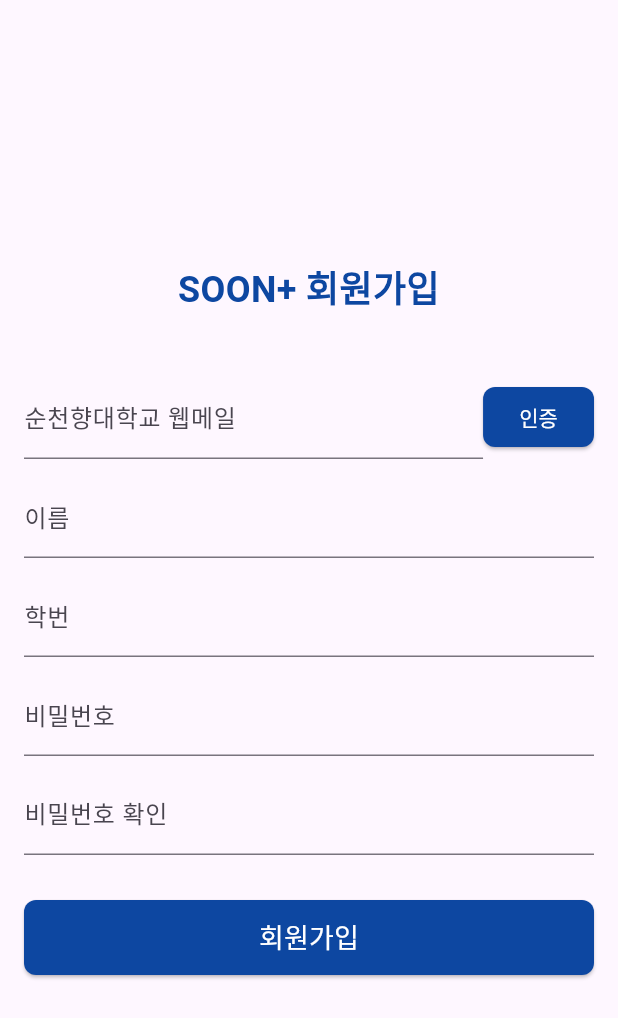
After one commit to Antraxmin/SoonPlus-App, a Flutter app: the SignupPage screen opened by its route, after a tap on "회원가입", on a phone screen of 412 x 824 dp. The commit adds this screen. Shown: the top 1018 px of the screen. Run offline on Flutter 3.47's test engine with Material 3 defaults, Android fonts, the phone set to English and light mode, and no system bars.

Commit message:
feat: 회원가입 페이지 UI 완성

```diff
--- a/lib/main.dart
+++ b/lib/main.dart
@@ -1,5 +1,6 @@
 import 'package:flutter/material.dart';
 import 'package:soonplus_app/screen/login_page.dart';
+import 'package:soonplus_app/screen/signup_page.dart';
 
 void main() {
   runApp(MyApp());
@@ -12,7 +13,7 @@
       initialRoute: '/login',
       routes: {
         '/login': (context) => LoginPage(),
-        //'/signup': (context) => SignupPage(),
+        '/signup': (context) => SignupPage(),
       },
     );
   }
--- a/lib/screen/login_page.dart
+++ b/lib/screen/login_page.dart
@@ -51,14 +51,17 @@
             const SizedBox(height: 30.0),
             ElevatedButton(
               onPressed: () {
-                // 로그인 로직 추가
                 _loginButtonPressed();
               },
               style: ElevatedButton.styleFrom(
                 fixedSize: const Size(200, 50),
                 primary: Colors.blue[900],
                 onPrimary: Colors.white,
+                shape: RoundedRectangleBorder(
+                  borderRadius: BorderRadius.circular(8.0),
+                ),
               ),
+
               child: const Text(
                 '로그인',
                 style: TextStyle(fontSize: 18),
--- /dev/null
+++ b/lib/screen/signup_page.dart
@@ -0,0 +1,117 @@
+import 'package:flutter/material.dart';
+
+class SignupPage extends StatefulWidget {
+  @override
+  _SignupPageState createState() => _SignupPageState();
+}
+
+class _SignupPageState extends State<SignupPage> {
+  TextEditingController _emailController = TextEditingController();
+  TextEditingController _studentIDController = TextEditingController();
+  TextEditingController _studentNameController = TextEditingController();
+  TextEditingController _passwordController = TextEditingController();
+  TextEditingController _confirmPasswordController = TextEditingController();
+
+  @override
+  Widget build(BuildContext context) {
+    return Scaffold(
+      body: Padding(
+        padding: const EdgeInsets.all(16.0),
+        child: Column(
+          mainAxisAlignment: MainAxisAlignment.center,
+          crossAxisAlignment: CrossAxisAlignment.stretch,
+          children: [
+            Text(
+              'SOON+ 회원가입',
+              style: TextStyle(
+                fontSize: 24.0,
+                fontWeight: FontWeight.bold,
+                color: Colors.blue[900],
+              ),
+              textAlign: TextAlign.center,
+            ),
+            const SizedBox(height: 40.0),
+            Row(
+              crossAxisAlignment: CrossAxisAlignment.center,
+              children: [
+                Expanded(
+                  child: TextField(
+                    controller: _emailController,
+                    decoration: const InputDecoration(labelText: '순천향대학교 웹메일'),
+                  ),
+                ),
+                ElevatedButton(
+                  onPressed: () {
+                    // 이메일 인증 로직 추가
+                    _sendEmailVerification();
+                  },
+                  style: ElevatedButton.styleFrom(
+                    primary: Colors.blue[900],
+                    onPrimary: Colors.white,
+                    shape: RoundedRectangleBorder(
+                      borderRadius: BorderRadius.circular(8.0),
+                    ),
+                  ),
+                  child: const Text('인증'),
+                ),
+              ],
+            ),
+            const SizedBox(height: 10.0),
+            TextField(
+              controller: _studentNameController,
+              decoration: const InputDecoration(labelText: '이름'),
+            ),
+            const SizedBox(height: 10.0),
+            TextField(
+              controller: _studentIDController,
+              decoration: const InputDecoration(labelText: '학번'),
+            ),
+            const SizedBox(height: 10.0),
+            TextField(
+              controller: _passwordController,
+              obscureText: true,
+              decoration: const InputDecoration(labelText: '비밀번호'),
+            ),
+            const SizedBox(height: 10.0),
+            TextField(
+              controller: _confirmPasswordController,
+              obscureText: true,
+              decoration: const InputDecoration(labelText: '비밀번호 확인'),
+            ),
+            const SizedBox(height: 30.0),
+            ElevatedButton(
+              onPressed: () {
+                _signupButtonPressed();
+              },
+              style: ElevatedButton.styleFrom(
+                fixedSize: const Size(200, 50),
+                primary: Colors.blue[900],
+                onPrimary: Colors.white,
+                shape: RoundedRectangleBorder(
+                borderRadius: BorderRadius.circular(8.0),
+              ),
+            ),
+
+              child: const Text(
+                '회원가입',
+                style: TextStyle(fontSize: 18),
+              ),
+            ),
+          ],
+        ),
+      ),
+    );
+  }
+
+  void _sendEmailVerification() {
+    String email = _emailController.text;
+  }
+
+  void _signupButtonPressed() {
+    String email = _emailController.text;
+    String studentID = _studentIDController.text;
+    String studentName = _studentNameController.text;
+    String password = _passwordController.text;
+    String confirmPassword = _confirmPasswordController.text;
+  }
+}
```
